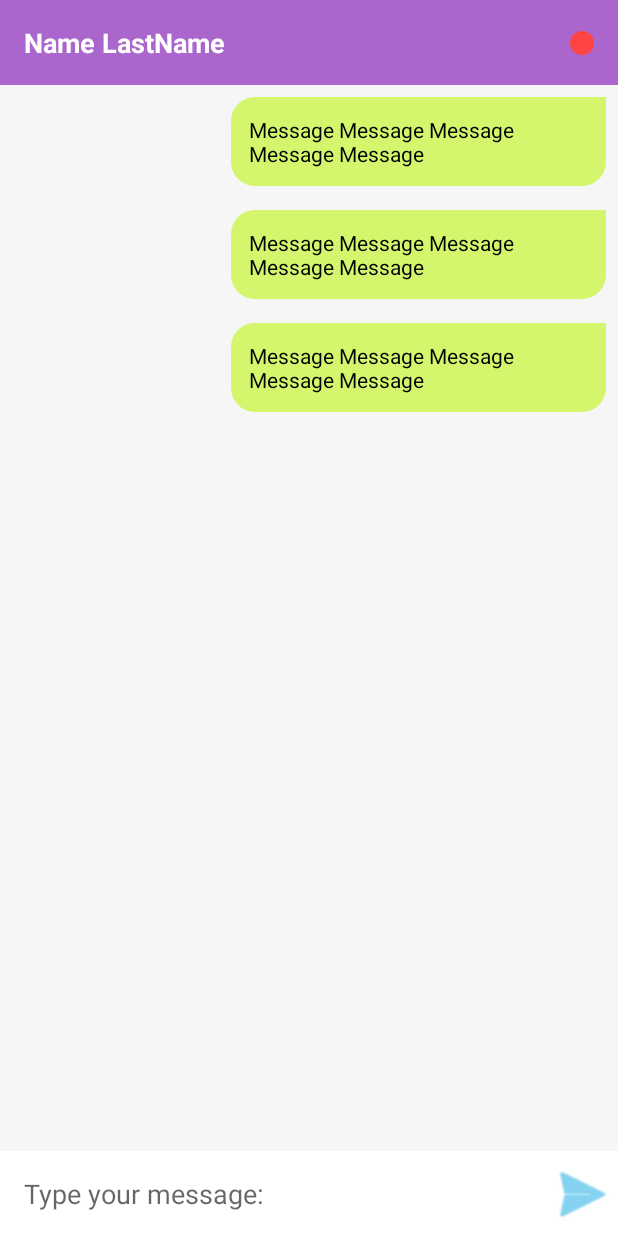
After one commit to nedumay/Messenger, an Android app: the layout activity_chat.xml on its own in the app's theme, with its tools: preview values and no code run, on a phone screen of 412 x 824 dp. The commit adds this screen. Run offline under Robolectric (Android 15) with nearby library versions, the phone set to English and light mode, and no system bars.

Commit message:
Add ui ChatActivity, recyclerView + adapter, Message.java

```diff
--- a/app/build.gradle
+++ b/app/build.gradle
@@ -38,7 +38,9 @@ dependencies {
     implementation 'com.google.firebase:firebase-auth'
     // Import the Firebase BoM
     implementation platform('com.google.firebase:firebase-bom:31.1.1')
-
+    // Add the dependency for the Realtime Database library
+    // When using the BoM, you don't specify versions in Firebase library dependencies
+    implementation 'com.google.firebase:firebase-database'
     testImplementation 'junit:junit:4.13.2'
     androidTestImplementation 'androidx.test.ext:junit:1.1.3'
     androidTestImplementation 'androidx.test.espresso:espresso-core:3.4.0'
--- a/app/src/main/AndroidManifest.xml
+++ b/app/src/main/AndroidManifest.xml
@@ -13,6 +13,9 @@
         android:supportsRtl="true"
         android:theme="@style/Theme.Messenger"
         tools:targetApi="31">
+        <activity
+            android:name=".ChatActivity"
+            android:exported="false" />
         <activity
             android:name=".ui.users.UsersActivity"
             android:exported="false" />
--- a/app/src/main/java/com/example/messenger/data/User.java
+++ b/app/src/main/java/com/example/messenger/data/User.java
@@ -13,6 +13,10 @@ public class User {
         this.lastName = lastName;
         this.age = age;
         this.isOnline = isOnline;
+    }
+
+    // при работе с Firebase для получения данных необходимо использовать пустой конструктор
+    public User() {
     }
 
     public String getId() {
--- a/app/src/main/java/com/example/messenger/ui/login/MainActivity.java
+++ b/app/src/main/java/com/example/messenger/ui/login/MainActivity.java
@@ -86,7 +86,7 @@ public class MainActivity extends AppCompatActivity {
             @Override
             public void onChanged(FirebaseUser firebaseUser) {
                 if (firebaseUser != null) {
-                    Intent intent = UsersActivity.newIntent(MainActivity.this);
+                    Intent intent = UsersActivity.newIntent(MainActivity.this, firebaseUser.getUid());
                     startActivity(intent);
                     finish();
                 }
--- a/app/src/main/java/com/example/messenger/ui/registration/RegistrationActivity.java
+++ b/app/src/main/java/com/example/messenger/ui/registration/RegistrationActivity.java
@@ -76,7 +76,10 @@ public class RegistrationActivity extends AppCompatActivity {
             @Override
             public void onChanged(FirebaseUser firebaseUser) {
                 if(firebaseUser != null){
-                    Intent intent = UsersActivity.newIntent(RegistrationActivity.this);
+                    Intent intent = UsersActivity.newIntent(
+                            RegistrationActivity.this,
+                            firebaseUser.getUid()
+                    );
                     startActivity(intent);
                     finish();
                 }
--- /dev/null
+++ b/app/src/main/res/drawable/my_message_bg.xml
@@ -0,0 +1,13 @@
+<?xml version="1.0" encoding="utf-8"?>
+<shape xmlns:android="http://schemas.android.com/apk/res/android"
+    android:shape="rectangle">
+    <solid android:color="#D4F66D" />
+    <corners
+        android:radius="16dp"
+        android:topRightRadius="0dp" />
+    <padding
+        android:bottom="12dp"
+        android:left="12dp"
+        android:right="12dp"
+        android:top="12dp"/>
+</shape>
--- /dev/null
+++ b/app/src/main/res/layout/activity_chat.xml
@@ -0,0 +1,64 @@
+<?xml version="1.0" encoding="utf-8"?>
+<androidx.constraintlayout.widget.ConstraintLayout xmlns:android="http://schemas.android.com/apk/res/android"
+    xmlns:app="http://schemas.android.com/apk/res-auto"
+    xmlns:tools="http://schemas.android.com/tools"
+    android:layout_width="match_parent"
+    android:layout_height="match_parent"
+    android:background="#F6F6F6"
+    tools:context=".ui.chat.ChatActivity">
+
+    <TextView
+        android:id="@+id/textViewTitle"
+        android:layout_width="match_parent"
+        android:layout_height="wrap_content"
+        app:layout_constraintTop_toTopOf="parent"
+        android:textSize="18sp"
+        android:textStyle="bold"
+        android:textColor="@color/white"
+        android:background="@android:color/holo_purple"
+        android:padding="16dp"
+        tools:text="Name LastName"/>
+
+    <View
+        android:id="@+id/viewIsOnline"
+        android:layout_width="16dp"
+        android:layout_height="16dp"
+        android:layout_margin="16dp"
+        app:layout_constraintBottom_toBottomOf="@+id/textViewTitle"
+        app:layout_constraintEnd_toEndOf="parent"
+        app:layout_constraintTop_toTopOf="@+id/textViewTitle"
+        tools:background="@drawable/circle_red" />
+
+    <androidx.recyclerview.widget.RecyclerView
+        android:id="@+id/recyclerViewChat"
+        android:layout_width="match_parent"
+        android:layout_height="0dp"
+        app:layoutManager="androidx.recyclerview.widget.LinearLayoutManager"
+        app:layout_constraintBottom_toTopOf="@+id/editTextMessage"
+        app:layout_constraintTop_toBottomOf="@+id/textViewTitle"
+        tools:listitem="@layout/my_message_item" />
+
+    <EditText
+        android:id="@+id/editTextMessage"
+        android:layout_width="match_parent"
+        android:layout_height="wrap_content"
+        android:background="@color/white"
+        android:hint="@string/type_your_message"
+        android:inputType="textMultiLine"
+        android:paddingStart="16dp"
+        android:paddingTop="16dp"
+        android:paddingBottom="16dp"
+        android:paddingEnd="48dp"
+        app:layout_constraintBottom_toBottomOf="parent" />
+
+    <ImageView
+        android:id="@+id/imageViewSendMessage"
+        android:layout_width="48dp"
+        android:layout_height="48dp"
+        app:layout_constraintBottom_toBottomOf="parent"
+        app:layout_constraintEnd_toEndOf="@+id/editTextMessage"
+        app:layout_constraintTop_toTopOf="@+id/editTextMessage"
+        app:srcCompat="@android:drawable/ic_menu_send"
+        app:tint="@android:color/holo_blue_light" />
+
+</androidx.constraintlayout.widget.ConstraintLayout>
--- /dev/null
+++ b/app/src/main/res/layout/my_message_item.xml
@@ -0,0 +1,20 @@
+<?xml version="1.0" encoding="utf-8"?>
+<androidx.constraintlayout.widget.ConstraintLayout xmlns:android="http://schemas.android.com/apk/res/android"
+    xmlns:app="http://schemas.android.com/apk/res-auto"
+    android:layout_width="match_parent"
+    android:layout_height="wrap_content"
+    android:padding="8dp"
+    xmlns:tools="http://schemas.android.com/tools">
+
+    <TextView
+        android:id="@+id/textViewMessage"
+        android:layout_width="wrap_content"
+        android:layout_height="wrap_content"
+        android:maxWidth="250dp"
+        android:textColor="@color/black"
+        app:layout_constraintEnd_toEndOf="parent"
+        app:layout_constraintTop_toTopOf="parent"
+        android:background="@drawable/my_message_bg"
+        tools:text="Message Message Message Message Message"/>
+
+</androidx.constraintlayout.widget.ConstraintLayout>
--- a/app/src/main/res/values/strings.xml
+++ b/app/src/main/res/values/strings.xml
@@ -14,4 +14,5 @@
     <string name="sing_up">Sing up</string>
     <string name="reset_password">Reset password</string>
     <string name="logout">Logout</string>
+    <string name="type_your_message">Type your message:</string>
 </resources>
--- a/build.gradle
+++ b/build.gradle
@@ -6,7 +6,7 @@ buildscript {
 
     }
     dependencies {
-        classpath 'com.google.gms:google-services:4.3.13'
+        classpath 'com.google.gms:google-services:4.3.14'
 
     }
 }
```
Also changed, not shown: app/src/main/java/com/example/messenger/data/Message.java (added, +28 -0 lines), app/src/main/java/com/example/messenger/ui/chat/ChatActivity.java (added, +58 -0 lines), app/src/main/java/com/example/messenger/ui/chat/MessagesAdapter.java (added, +78 -0 lines), app/src/main/java/com/example/messenger/ui/registration/RegistrationViewModel.java (+29 -5 lines), app/src/main/java/com/example/messenger/ui/users/UsersActivity.java (+27 -4 lines), app/src/main/java/com/example/messenger/ui/users/UsersViewModel.java (+43 -0 lines), app/src/main/res/drawable/other_message_bg.xml (added, +13 -0 lines), app/src/main/res/layout/other_message_item.xml (added, +20 -0 lines), 1 other file.
